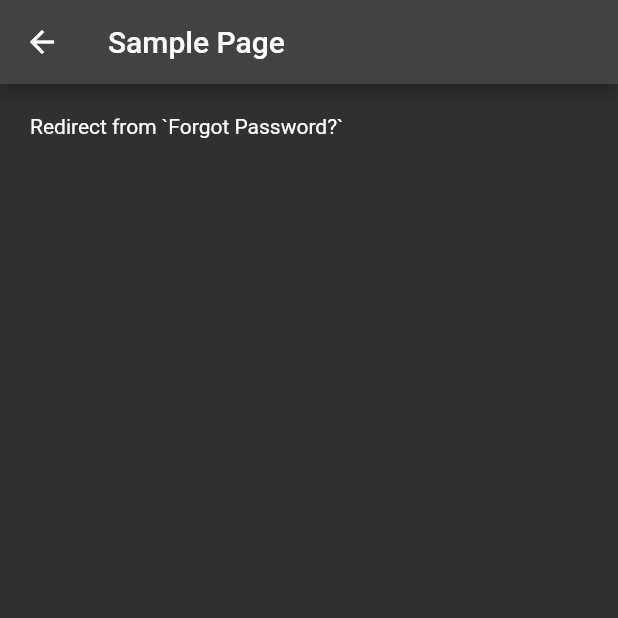
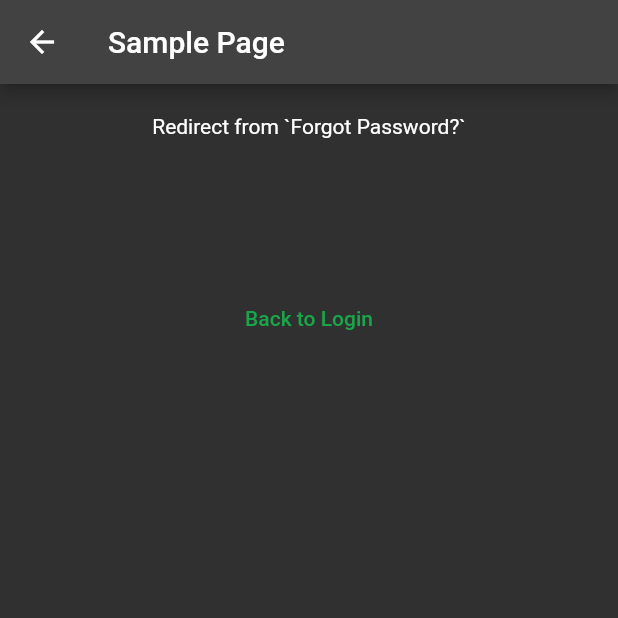
Before and after one commit to o2range004/UBX-Test, a Flutter app: the screen it shows after launch, after a tap on "Forgot Password?", on a phone screen of 412 x 824 dp, the top half of it. Run offline on Flutter 3.47's test engine with Material 2 defaults, Android fonts, the phone set to English and light mode, and no system bars.

Commit message:
change navigation

```diff
--- a/login_page_app/lib/screens/redirect_screen.dart
+++ b/login_page_app/lib/screens/redirect_screen.dart
@@ -1,4 +1,6 @@
 import 'package:flutter/material.dart';
+import 'package:login_page_app/constants.dart';
+import 'package:login_page_app/screens/login_screen.dart';
 
 class RedirectScreen extends StatelessWidget {
   //const RedirectScreen({Key? key}) : super(key: key)
@@ -16,7 +18,23 @@ class RedirectScreen extends StatelessWidget {
         width: double.infinity,
         height: 200,
         padding: const EdgeInsets.all(20),
-        child: Text("Redirect from `$textHandler`"),
+        child: Column(
+          children: [
+            Text("Redirect from `$textHandler`"),
+            const Spacer(),
+            TextButton(
+                onPressed: () => Navigator.of(context).push(
+                  MaterialPageRoute(
+                    builder: (context) => const LoginScreen(),
+                  ),
+                ),
+                child: const Text(
+                  'Back to Login',
+                  style: TextStyle(color: buttonPrimaryColor),
+                ),
+              ),
+          ],
+        ),
       ),
     );
   }
```
Also changed, not shown: login_page_app/lib/screens/home_screen.dart (+14 -0 lines), login_page_app/lib/screens/login_screen.dart (+8 -2 lines).
